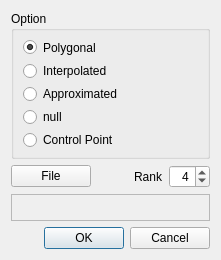
Before: the Qt Designer form Src/GUI/Qt/QtNurbsSurfDialog.ui in KodatunoOrg/Kodatuno, drawn with Qt 5.
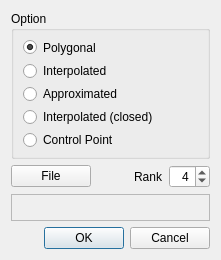
After: the same form once the commit is applied.

```diff
--- a/Src/GUI/Qt/QtNurbsSurfDialog.ui
+++ b/Src/GUI/Qt/QtNurbsSurfDialog.ui
@@ -71,7 +71,7 @@
       <item>
        <widget class="QRadioButton" name="nullRadBtn">
         <property name="text">
-         <string>null</string>
+         <string>Interpolated (closed)</string>
         </property>
         <attribute name="buttonGroup">
          <string notr="true">buttonGroup</string>
```
Left out of the diff: 2 changed lines with no effect on the pictures.
